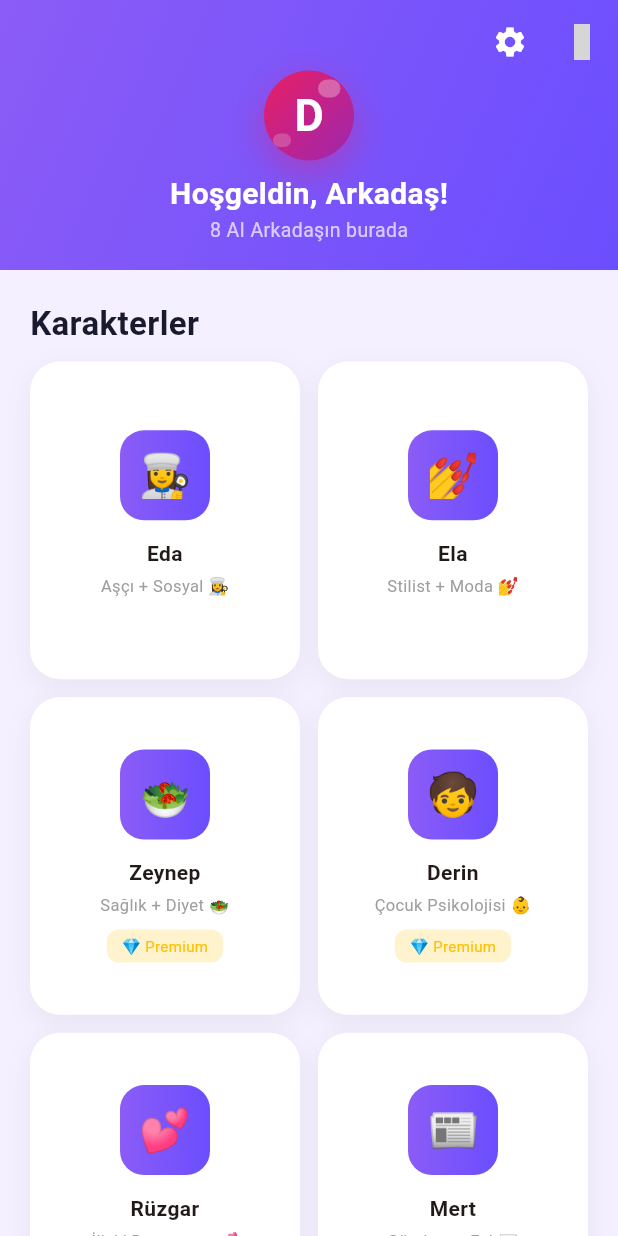
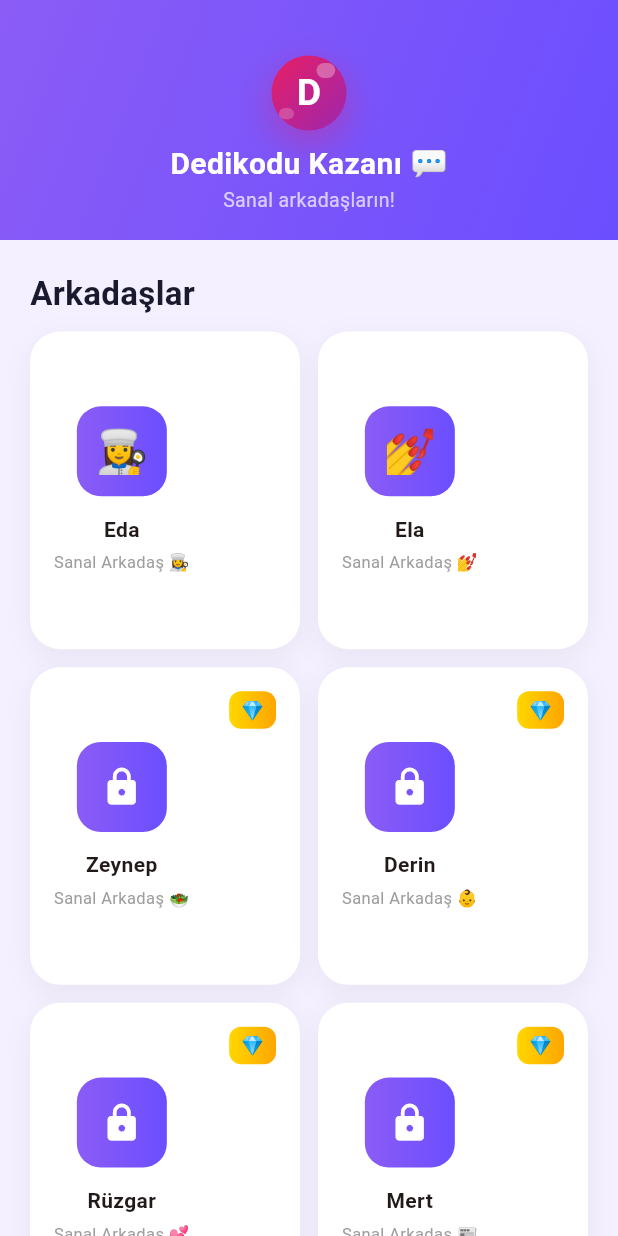
Before and after one commit to dilivar/dedikodu-kazani, a Flutter app: the HomeScreen screen opened directly, on a phone screen of 412 x 824 dp. Run offline on Flutter 3.47's test engine with Material 3 defaults, Android fonts, the phone set to English and light mode, and no system bars; our stand-ins replace file_picker, flutter_local_notifications, flutter_tts, shared_preferences; accounts and stored records are empty; grey boxes are pictures that could not be loaded.

Commit message:
feat: flutter app - 6 karakter, premium blur+kilit, 9.99€

```diff
--- a/lib/screens/home_screen.dart
+++ b/lib/screens/home_screen.dart
@@ -17,87 +17,67 @@ class HomeScreen extends StatefulWidget {
 class _HomeScreenState extends State<HomeScreen> {
   String _userName = 'Arkadaş';
 
-  // 8 karakter listesi
+  // 6 karakter listesi
   final List<Character> _characters = [
     Character(
       id: '1',
       name: 'Eda',
-      description: 'Aşçı + Sosyal 👩‍🍳',
+      description: 'Sanal Arkadaş 👩‍🍳',
       avatar: '👩‍🍳',
       personality: CharacterPersonality.funny,
       isPremium: false,
-      introMessage: 'Selam! Ben Eda, mutfakta uzmanım. Bugün ne pişirelim? 🍳',
-      expertise: 'Yemek, tarifler, mutfak',
+      introMessage: '👋 Merhaba! Ben Eda, senin sanal arkadaşın!',
+      expertise: 'Her konuda sohbet',
     ),
     Character(
       id: '2',
       name: 'Ela',
-      description: 'Stilist + Moda 💅',
+      description: 'Sanal Arkadaş 💅',
       avatar: '💅',
       personality: CharacterPersonality.warm,
       isPremium: false,
-      introMessage: 'Hoşgeldin! Stil danışmanın burada 💅 Ne giyeceksin bugün?',
-      expertise: 'Moda, stil, giyim, makyaj',
+      introMessage: '💅 Merhaba! Her konuda konuşabiliriz!',
+      expertise: 'Her konuda sohbet',
     ),
     Character(
       id: '3',
       name: 'Zeynep',
-      description: 'Sağlık + Diyet 🥗',
+      description: 'Sanal Arkadaş 🥗',
       avatar: '🥗',
       personality: CharacterPersonality.realistic,
       isPremium: true,
-      introMessage: 'Merhaba! Sağlık ve diyet konusunda yardımcı olacağım 🥗',
-      expertise: 'Sağlık, diyet, beslenme',
+      introMessage: '🥗 Merhaba! Nasıl yardımcı olabilirim?',
+      expertise: 'Her konuda sohbet',
     ),
     Character(
       id: '4',
       name: 'Derin',
-      description: 'Çocuk Psikolojisi 👶',
-      avatar: '🧒',
+      description: 'Sanal Arkadaş 👶',
+      avatar: '👶',
       personality: CharacterPersonality.psychologist,
       isPremium: true,
-      introMessage: 'Selam! Çocuk psikolojisi uzmanıyım 👶 Nasıl yardımcı olabilirim?',
-      expertise: 'Çocuk psikolojisi, eğitim',
+      introMessage: '👶 Merhaba! Nasıl hissediyorsun?',
+      expertise: 'Her konuda sohbet',
     ),
     Character(
       id: '5',
       name: 'Rüzgar',
-      description: 'İlişki Danışmanı 💕',
+      description: 'Sanal Arkadaş 💕',
       avatar: '💕',
       personality: CharacterPersonality.romantic,
       isPremium: true,
-      introMessage: 'Hoşgeldin 💕 İlişkiler konusunda konuşalım mı?',
-      expertise: 'İlişkiler, aşk, iletişim',
+      introMessage: '💕 Merhaba! Konuşmak ister misin?',
+      expertise: 'Her konuda sohbet',
     ),
     Character(
       id: '6',
       name: 'Mert',
-      description: 'Gündem + Fal 📰',
+      description: 'Sanal Arkadaş 📰',
       avatar: '📰',
       personality: CharacterPersonality.friend,
       isPremium: true,
-      introMessage: 'Selam! Gündem çok sıcak 📰 Ne konuşmak istersin?',
-      expertise: 'Gündem, haberler, fal',
-    ),
-    Character(
-      id: '7',
-      name: 'Fatih',
-      description: 'Kariyer + Para 💰',
-      avatar: '💼',
-      personality: CharacterPersonality.mentor,
-      isPremium: true,
-      introMessage: 'Merhaba! Kariyer ve para konularında yardımcı olacağım 💰',
-      expertise: 'Kariyer, yatırım, para',
-    ),
-    Character(
-      id: '8',
-      name: 'Seda',
-      description: 'Oyun + Eğlence 🎮',
-      avatar: '🎮',
-      personality: CharacterPersonality.funny,
-      isPremium: true,
-      introMessage: 'Hey! Oyun ve eğlence uzmanıyım 🎮 Hangi oyunu oynuyoruz?',
-      expertise: 'Oyun, eğlence, gaming',
+      introMessage: '📰 Merhaba! Ne konuşmak istersin?',
+      expertise: 'Her konuda sohbet',
     ),
   ];
 
@@ -109,7 +89,7 @@ class _HomeScreenState extends State<HomeScreen> {
         slivers: [
           // Header
           SliverAppBar(
-            expandedHeight: 180,
+            expandedHeight: 160,
             pinned: true,
             backgroundColor: const Color(0xFF8B5CF6),
             flexibleSpace: FlexibleSpaceBar(
@@ -125,11 +105,11 @@ class _HomeScreenState extends State<HomeScreen> {
                   child: Column(
                     mainAxisAlignment: MainAxisAlignment.center,
                     children: [
-                      const SizedBox(height: 30),
-                      const LogoWidget(size: 60),
+                      const SizedBox(height: 20),
+                      const LogoWidget(size: 50),
                       const SizedBox(height: 8),
                       Text(
-                        'Hoşgeldin, $_userName!',
+                        'Dedikodu Kazanı 💬',
                         style: const TextStyle(
                           color: Colors.white,
                           fontSize: 20,
@@ -137,7 +117,7 @@ class _HomeScreenState extends State<HomeScreen> {
                         ),
                       ),
                       const Text(
-                        '8 AI Arkadaşın burada',
+                        'Sanal arkadaşların!',
                         style: TextStyle(color: Colors.white70, fontSize: 13),
                       ),
                     ],
@@ -145,23 +125,13 @@ class _HomeScreenState extends State<HomeScreen> {
                 ),
               ),
             ),
-            actions: [
-              IconButton(
-                icon: const Icon(Icons.settings, color: Colors.white),
-                onPressed: () => Navigator.push(context, MaterialPageRoute(builder: (_) => const SettingsScreen())),
-              ),
-              IconButton(
-                icon: const Icon(Icons.crown, color: Colors.amber),
-                onPressed: () => Navigator.push(context, MaterialPageRoute(builder: (_) => const PremiumScreen())),
-              ),
-            ],
           ),
 
           // Karakterler bölümü
           const SliverToBoxAdapter(
             child: Padding(
               padding: EdgeInsets.fromLTRB(20, 20, 20, 10),
-              child: Text('Karakterler', style: TextStyle(fontSize: 22, fontWeight: FontWeight.bold, color: Color(0xFF1A1A2E))),
+              child: Text('Arkadaşlar', style: TextStyle(fontSize: 22, fontWeight: FontWeight.bold, color: Color(0xFF1A1A2E))),
             ),
           ),
 
@@ -180,7 +150,7 @@ class _HomeScreenState extends State<HomeScreen> {
                   final character = _characters[index];
                   return _CharacterGridCard(
                     character: character,
-                    onTap: () => _openChat(context, character),
+                    onTap: () => _onCharacterTap(context, character),
                   );
                 },
                 childCount: _characters.length,
@@ -210,7 +180,7 @@ class _HomeScreenState extends State<HomeScreen> {
                           crossAxisAlignment: CrossAxisAlignment.start,
                           children: [
                             Text('Grup Sohbeti', style: TextStyle(color: Colors.white, fontSize: 18, fontWeight: FontWeight.bold)),
-                            Text('8 karakterle aynı anda!', style: TextStyle(color: Colors.white70, fontSize: 13)),
+                            Text('Tüm arkadaşların burada!', style: TextStyle(color: Colors.white70, fontSize: 13)),
                           ],
                         ),
                       ),
@@ -228,18 +198,17 @@ class _HomeScreenState extends State<HomeScreen> {
     );
   }
 
-  void _openChat(BuildContext context, Character character) {
-    // Premium kontrolü
+  void _onCharacterTap(BuildContext context, Character character) {
     if (character.isPremium) {
-      // Premium ise ama kullanıcı premium değilse uyarı göster
-      _showPremiumDialog(context, character);
+      // Premium karakter - fiyat göster
+      _showPremiumPriceDialog(context, character);
     } else {
-      // Ücretsiz ise direkt sohbete git
+      // Ücretsiz - direkt sohbete git
       Navigator.push(context, MaterialPageRoute(builder: (_) => ChatScreen(character: character)));
     }
   }
 
-  void _showPremiumDialog(BuildContext context, Character character) {
+  void _showPremiumPriceDialog(BuildContext context, Character character) {
     showDialog(
       context: context,
       builder: (context) => AlertDialog(
@@ -254,30 +223,19 @@ class _HomeScreenState extends State<HomeScreen> {
         content: Column(
           mainAxisSize: MainAxisSize.min,
           children: [
-            Text(character.description),
-            const SizedBox(height: 16),
-            Container(
-              padding: const EdgeInsets.all(12),
-              decoration: BoxDecoration(
-                color: Colors.amber.withOpacity(0.1),
-                borderRadius: BorderRadius.circular(12),
-              ),
-              child: const Row(
-                children: [
-                  Icon(Icons.lock, color: Colors.amber),
-                  SizedBox(width: 8),
-                  Expanded(
-                    child: Text('Bu karakter Premium. Sadece Eda ve Ela ücretsiz!'),
-                  ),
-                ],
-              ),
-            ),
+            const Icon(Icons.diamond, color: Colors.amber, size: 50),
+            const SizedBox(height: 12),
+            const Text('💎 Premium', style: TextStyle(fontSize: 18, fontWeight: FontWeight.bold)),
+            const SizedBox(height: 8),
+            const Text('Fiyat: 9.99€/ay', style: TextStyle(fontSize: 24, fontWeight: FontWeight.bold, color: Color(0xFF8B5CF6))),
+            const SizedBox(height: 12),
+            const Text('Ücretsiz denemek için Eda veya Ela\'yı seçin!', textAlign: TextAlign.center, style: TextStyle(color: Colors.grey)),
           ],
         ),
         actions: [
           TextButton(
             onPressed: () => Navigator.pop(context),
-            child: const Text('İptal'),
+            child: const Text('Kapat'),
           ),
           ElevatedButton(
             onPressed: () {
@@ -312,7 +270,9 @@ class _CharacterGridCard extends StatelessWidget {
           borderRadius: BorderRadius.circular(20),
           boxShadow: [BoxShadow(color: Colors.black.withOpacity(0.05), blurRadius: 15, offset: const Offset(0, 5))],
         ),
-        child: Column(
+        child: Stack(
+          children: [
+            Column(
               mainAxisAlignment: MainAxisAlignment.center,
               children: [
                 Container(
@@ -322,18 +282,31 @@ class _CharacterGridCard extends StatelessWidget {
                     gradient: const LinearGradient(colors: [Color(0xFF8B5CF6), Color(0xFF6B4EFF)]),
                     borderRadius: BorderRadius.circular(16),
                   ),
-              child: Center(child: Text(character.avatar!, style: const TextStyle(fontSize: 28))),
+                  child: Center(
+                    child: character.isPremium
+                        ? const Icon(Icons.lock, color: Colors.white, size: 28)
+                        : Text(character.avatar!, style: const TextStyle(fontSize: 28)),
+                  ),
                 ),
                 const SizedBox(height: 12),
                 Text(character.name, style: const TextStyle(fontWeight: FontWeight.bold, fontSize: 14), textAlign: TextAlign.center),
                 const SizedBox(height: 4),
                 Text(character.description, style: TextStyle(color: Colors.grey[500], fontSize: 11), textAlign: TextAlign.center, maxLines: 2),
-            const SizedBox(height: 8),
+              ],
+            ),
+            // Premium badge
             if (character.isPremium)
-              Container(
-                padding: const EdgeInsets.symmetric(horizontal: 10, vertical: 4),
-                decoration: BoxDecoration(color: Colors.amber.withOpacity(0.2), borderRadius: BorderRadius.circular(8)),
-                child: const Text('💎 Premium', style: TextStyle(fontSize: 10, color: Colors.amber)),
+              Positioned(
+                top: 0,
+                right: 0,
+                child: Container(
+                  padding: const EdgeInsets.symmetric(horizontal: 8, vertical: 4),
+                  decoration: BoxDecoration(
+                    gradient: const LinearGradient(colors: [Color(0xFFFFD700), Color(0xFFFFA500)]),
+                    borderRadius: BorderRadius.circular(8),
+                  ),
+                  child: const Text('💎', style: TextStyle(fontSize: 12)),
+                ),
               ),
           ],
         ),
```
Lines whose indentation alone changed are shown as unchanged.
